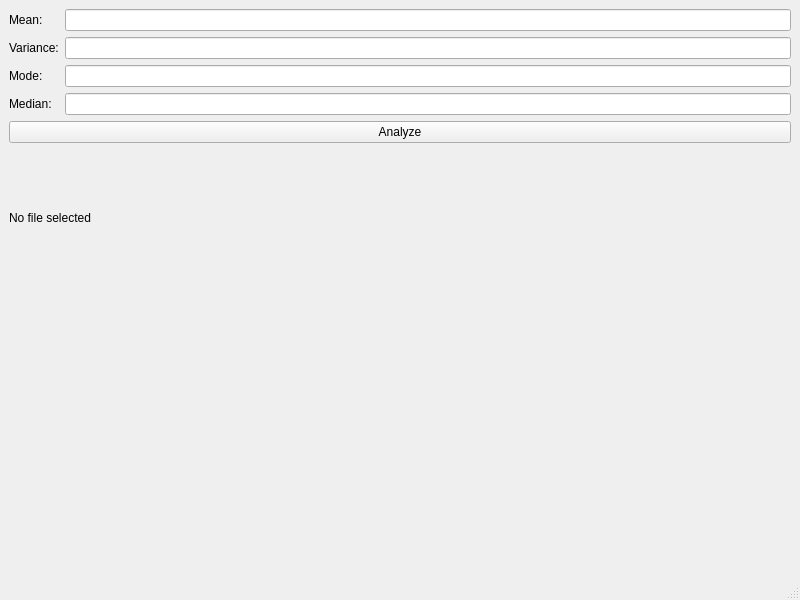
Before: the Qt Designer form mainwindow.ui in Aditya-Mishra9670/Analyze_Market, drawn with Qt 5.
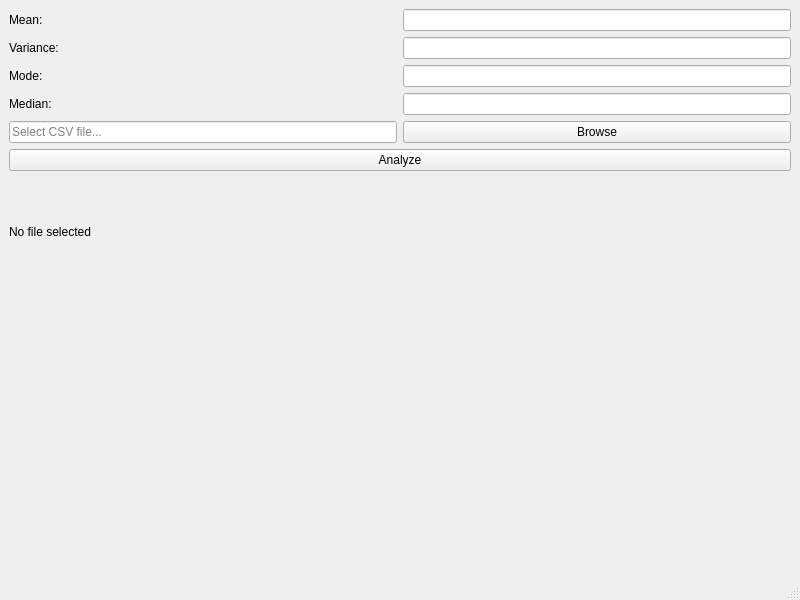
After: the same form once the commit is applied.

```diff
--- a/mainwindow.ui
+++ b/mainwindow.ui
@@ -73,23 +73,38 @@
         </property>
        </widget>
       </item>
-       
-       <item row="5" column="0" colspan="2">
-        <widget class="QLabel" name="csvFileLabel">
+      <!-- Add fileLineEdit and browseButton in row 4 -->
+      <item row="4" column="0">
+       <widget class="QLineEdit" name="fileLineEdit">
+        <property name="readOnly">
+         <bool>true</bool>
+        </property>
+        <property name="placeholderText">
+         <string>Select CSV file...</string>
+        </property>
+       </widget>
+      </item>
+      <item row="4" column="1">
+       <widget class="QPushButton" name="browseButton">
         <property name="text">
-        <string>No file selected</string>
+         <string>Browse</string>
         </property>
-        </widget>
-        </item>
-
-
-      <item row="4" column="0" colspan="2">
+       </widget>
+      </item>
+      <item row="5" column="0" colspan="2">
        <widget class="QPushButton" name="analyzeButton">
         <property name="text">
          <string>Analyze</string>
         </property>
        </widget>
       </item>
+      <item row="6" column="0" colspan="2">
+       <widget class="QLabel" name="csvFileLabel">
+        <property name="text">
+         <string>No file selected</string>
+        </property>
+       </widget>
+      </item>
      </layout>
     </item>
     <item>
```
